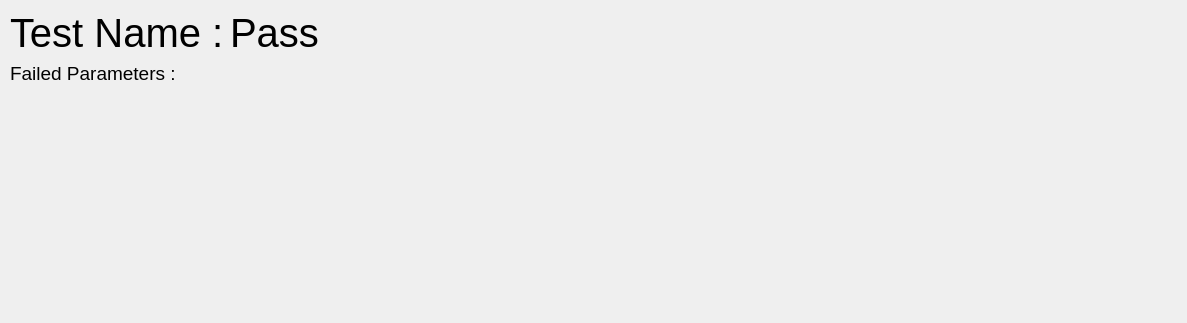
Before: the Qt Designer form UIs/MainWidget.ui in Belden-Montreal/SNP-Cable-Analyser, drawn with Qt 5.
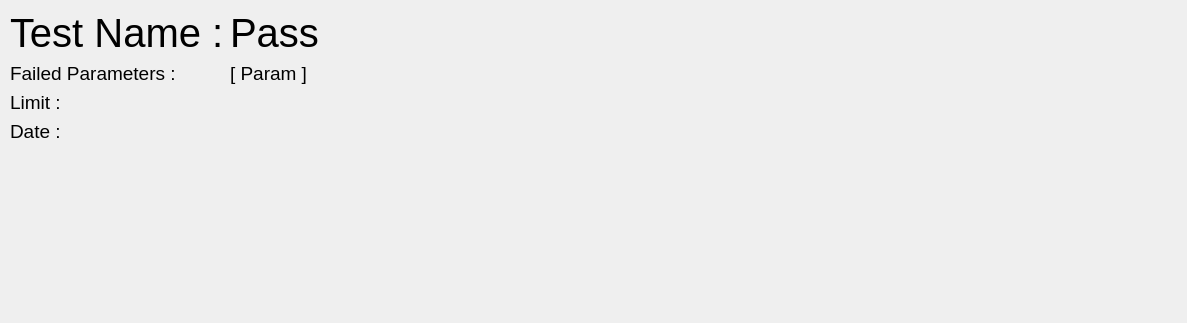
After: the same form once the commit is applied.

Commit message: Added main tab gui

Patch:
```diff
--- a/UIs/MainWidget.ui
+++ b/UIs/MainWidget.ui
@@ -59,6 +59,66 @@
       </property>
      </widget>
     </item>
+    <item row="1" column="1">
+     <widget class="QLabel" name="failsLabel">
+      <property name="font">
+       <font>
+        <pointsize>14</pointsize>
+       </font>
+      </property>
+      <property name="text">
+       <string>[ Param ]</string>
+      </property>
+     </widget>
+    </item>
+    <item row="2" column="0">
+     <widget class="QLabel" name="label">
+      <property name="font">
+       <font>
+        <pointsize>14</pointsize>
+       </font>
+      </property>
+      <property name="text">
+       <string>Limit :</string>
+      </property>
+     </widget>
+    </item>
+    <item row="2" column="1">
+     <widget class="QLabel" name="limitLabel">
+      <property name="font">
+       <font>
+        <pointsize>14</pointsize>
+       </font>
+      </property>
+      <property name="text">
+       <string/>
+      </property>
+     </widget>
+    </item>
+    <item row="3" column="0">
+     <widget class="QLabel" name="label_2">
+      <property name="font">
+       <font>
+        <pointsize>14</pointsize>
+       </font>
+      </property>
+      <property name="text">
+       <string>Date :</string>
+      </property>
+     </widget>
+    </item>
+    <item row="3" column="1">
+     <widget class="QLabel" name="dateLabel">
+      <property name="font">
+       <font>
+        <pointsize>14</pointsize>
+       </font>
+      </property>
+      <property name="text">
+       <string/>
+      </property>
+     </widget>
+    </item>
    </layout>
   </widget>
  </widget>
```
The commit also changes 3 other files.
